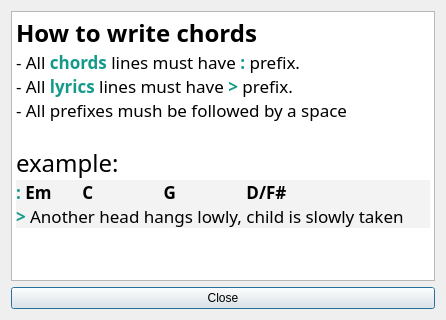
gigigimay/ChordsHouse, file UI/design/chordsHelpDialog.ui: the form before one commit.
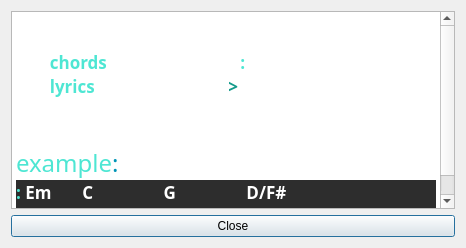
The form after the commit.

What changed in the file:
```diff
--- a/UI/design/chordsHelpDialog.ui
+++ b/UI/design/chordsHelpDialog.ui
@@ -6,8 +6,8 @@
    <rect>
     <x>0</x>
     <y>0</y>
-    <width>446</width>
-    <height>320</height>
+    <width>466</width>
+    <height>248</height>
    </rect>
   </property>
   <property name="windowTitle">
@@ -26,14 +26,14 @@
 &lt;html&gt;&lt;head&gt;&lt;meta name=&quot;qrichtext&quot; content=&quot;1&quot; /&gt;&lt;style type=&quot;text/css&quot;&gt;
 p, li { white-space: pre-wrap; }
 &lt;/style&gt;&lt;/head&gt;&lt;body style=&quot; font-family:'Overpass Mono'; font-size:13pt; font-weight:400; font-style:normal;&quot;&gt;
-&lt;p style=&quot; margin-top:0px; margin-bottom:0px; margin-left:0px; margin-right:0px; -qt-block-indent:0; text-indent:0px;&quot;&gt;&lt;span style=&quot; font-size:18pt; font-weight:600; color:#000000;&quot;&gt;How to write chords&lt;/span&gt;&lt;/p&gt;
-&lt;p style=&quot; margin-top:0px; margin-bottom:0px; margin-left:0px; margin-right:0px; -qt-block-indent:0; text-indent:0px;&quot;&gt;&lt;span style=&quot; color:#000000;&quot;&gt;- All &lt;/span&gt;&lt;span style=&quot; font-weight:600; color:#149a8b;&quot;&gt;chords&lt;/span&gt;&lt;span style=&quot; color:#000000;&quot;&gt; lines must have &lt;/span&gt;&lt;span style=&quot; font-weight:600; color:#149a8b;&quot;&gt;:&lt;/span&gt;&lt;span style=&quot; color:#000000;&quot;&gt; prefix.&lt;/span&gt;&lt;/p&gt;
-&lt;p style=&quot; margin-top:0px; margin-bottom:0px; margin-left:0px; margin-right:0px; -qt-block-indent:0; text-indent:0px;&quot;&gt;&lt;span style=&quot; color:#000000;&quot;&gt;- All &lt;/span&gt;&lt;span style=&quot; font-weight:600; color:#149a8b;&quot;&gt;lyrics&lt;/span&gt;&lt;span style=&quot; color:#000000;&quot;&gt; lines must have &lt;/span&gt;&lt;span style=&quot; font-weight:600; color:#149a8b;&quot;&gt;&amp;gt;&lt;/span&gt;&lt;span style=&quot; color:#000000;&quot;&gt; prefix.&lt;/span&gt;&lt;/p&gt;
-&lt;p style=&quot; margin-top:0px; margin-bottom:0px; margin-left:0px; margin-right:0px; -qt-block-indent:0; text-indent:0px;&quot;&gt;&lt;span style=&quot; color:#000000;&quot;&gt;- All prefixes mush be followed by a space&lt;/span&gt;&lt;/p&gt;
+&lt;p style=&quot; margin-top:0px; margin-bottom:0px; margin-left:0px; margin-right:0px; -qt-block-indent:0; text-indent:0px;&quot;&gt;&lt;span style=&quot; font-size:18pt; font-weight:600; color:#ffffff;&quot;&gt;How to write chords&lt;/span&gt;&lt;/p&gt;
+&lt;p style=&quot; margin-top:0px; margin-bottom:0px; margin-left:0px; margin-right:0px; -qt-block-indent:0; text-indent:0px;&quot;&gt;&lt;span style=&quot; color:#ffffff;&quot;&gt;- All &lt;/span&gt;&lt;span style=&quot; font-weight:600; color:#4ee6d3;&quot;&gt;chords&lt;/span&gt;&lt;span style=&quot; color:#000000;&quot;&gt; &lt;/span&gt;&lt;span style=&quot; color:#ffffff;&quot;&gt;lines must have &lt;/span&gt;&lt;span style=&quot; font-weight:600; color:#4ee6d3;&quot;&gt;:&lt;/span&gt;&lt;span style=&quot; color:#ffffff;&quot;&gt; prefix.&lt;/span&gt;&lt;/p&gt;
+&lt;p style=&quot; margin-top:0px; margin-bottom:0px; margin-left:0px; margin-right:0px; -qt-block-indent:0; text-indent:0px;&quot;&gt;&lt;span style=&quot; color:#ffffff;&quot;&gt;- All &lt;/span&gt;&lt;span style=&quot; font-weight:600; color:#4ee6d3;&quot;&gt;lyrics&lt;/span&gt;&lt;span style=&quot; color:#000000;&quot;&gt; &lt;/span&gt;&lt;span style=&quot; color:#ffffff;&quot;&gt;lines must have&lt;/span&gt;&lt;span style=&quot; color:#000000;&quot;&gt; &lt;/span&gt;&lt;span style=&quot; font-weight:600; color:#149a8b;&quot;&gt;&amp;gt;&lt;/span&gt;&lt;span style=&quot; color:#000000;&quot;&gt; &lt;/span&gt;&lt;span style=&quot; color:#ffffff;&quot;&gt;prefix.&lt;/span&gt;&lt;/p&gt;
+&lt;p style=&quot; margin-top:0px; margin-bottom:0px; margin-left:0px; margin-right:0px; -qt-block-indent:0; text-indent:0px;&quot;&gt;&lt;span style=&quot; color:#ffffff;&quot;&gt;- All prefixes mush be followed by a space&lt;/span&gt;&lt;/p&gt;
 &lt;p style=&quot;-qt-paragraph-type:empty; margin-top:0px; margin-bottom:0px; margin-left:0px; margin-right:0px; -qt-block-indent:0; text-indent:0px;&quot;&gt;&lt;br /&gt;&lt;/p&gt;
-&lt;p style=&quot; margin-top:0px; margin-bottom:0px; margin-left:0px; margin-right:0px; -qt-block-indent:0; text-indent:0px;&quot;&gt;&lt;span style=&quot; font-size:18pt; color:#000000;&quot;&gt;example:&lt;/span&gt;&lt;/p&gt;
-&lt;p style=&quot; margin-top:0px; margin-bottom:0px; margin-left:0px; margin-right:0px; -qt-block-indent:0; text-indent:0px; background-color:#f3f3f3;&quot;&gt;&lt;span style=&quot; font-weight:600; color:#149a8b;&quot;&gt;:&lt;/span&gt;&lt;span style=&quot; color:#000000;&quot;&gt; &lt;/span&gt;&lt;span style=&quot; font-weight:600; color:#000000;&quot;&gt;Em&lt;/span&gt;&lt;span style=&quot; color:#000000;&quot;&gt;       &lt;/span&gt;&lt;span style=&quot; font-weight:600; color:#000000;&quot;&gt;C&lt;/span&gt;&lt;span style=&quot; color:#000000;&quot;&gt;                &lt;/span&gt;&lt;span style=&quot; font-weight:600; color:#000000;&quot;&gt;G&lt;/span&gt;&lt;span style=&quot; color:#000000;&quot;&gt;                &lt;/span&gt;&lt;span style=&quot; font-weight:600; color:#000000;&quot;&gt;D/F#&lt;/span&gt;&lt;/p&gt;
-&lt;p style=&quot; margin-top:0px; margin-bottom:0px; margin-left:0px; margin-right:0px; -qt-block-indent:0; text-indent:0px; background-color:#f3f3f3;&quot;&gt;&lt;span style=&quot; font-weight:600; color:#149a8b;&quot;&gt;&amp;gt;&lt;/span&gt;&lt;span style=&quot; color:#000000;&quot;&gt; Another head hangs lowly, child is slowly taken&lt;/span&gt; &lt;/p&gt;&lt;/body&gt;&lt;/html&gt;</string>
+&lt;p style=&quot; margin-top:0px; margin-bottom:0px; margin-left:0px; margin-right:0px; -qt-block-indent:0; text-indent:0px;&quot;&gt;&lt;span style=&quot; font-size:18pt; color:#4ee6d3;&quot;&gt;example&lt;/span&gt;&lt;span style=&quot; font-size:18pt; color:#0094b6;&quot;&gt;:&lt;/span&gt;&lt;/p&gt;
+&lt;p style=&quot; margin-top:0px; margin-bottom:0px; margin-left:0px; margin-right:0px; -qt-block-indent:0; text-indent:0px; background-color:#2d2d2d;&quot;&gt;&lt;span style=&quot; font-weight:600; color:#4ee6d3;&quot;&gt;:&lt;/span&gt;&lt;span style=&quot; color:#000000;&quot;&gt; &lt;/span&gt;&lt;span style=&quot; font-weight:600; color:#ffffff;&quot;&gt;Em&lt;/span&gt;&lt;span style=&quot; color:#ffffff;&quot;&gt;       &lt;/span&gt;&lt;span style=&quot; font-weight:600; color:#ffffff;&quot;&gt;C&lt;/span&gt;&lt;span style=&quot; color:#ffffff;&quot;&gt;                &lt;/span&gt;&lt;span style=&quot; font-weight:600; color:#ffffff;&quot;&gt;G&lt;/span&gt;&lt;span style=&quot; color:#ffffff;&quot;&gt;                &lt;/span&gt;&lt;span style=&quot; font-weight:600; color:#ffffff;&quot;&gt;D/F#&lt;/span&gt;&lt;/p&gt;
+&lt;p style=&quot; margin-top:0px; margin-bottom:0px; margin-left:0px; margin-right:0px; -qt-block-indent:0; text-indent:0px; background-color:#2d2d2d;&quot;&gt;&lt;span style=&quot; font-weight:600; color:#4ee6d3;&quot;&gt;&amp;gt;&lt;/span&gt;&lt;span style=&quot; color:#4ee6d3;&quot;&gt; &lt;/span&gt;&lt;span style=&quot; color:#ffffff;&quot;&gt;Another head hangs lowly, child is slowly taken &lt;/span&gt;&lt;/p&gt;&lt;/body&gt;&lt;/html&gt;</string>
      </property>
     </widget>
    </item>
```
